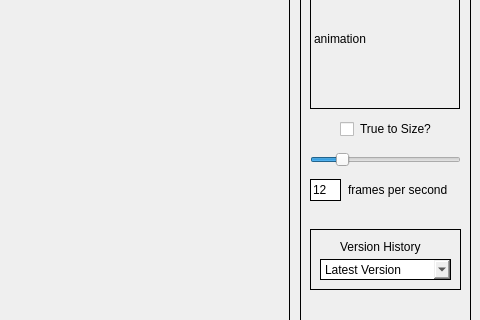
Before: the Qt Designer form mainwindow.ui in JsnTheAzn/sprite-editor, drawn with Qt 5; both pictures show x 320 to 800 and y 101 to 421 of the 800 by 600 pixel window.
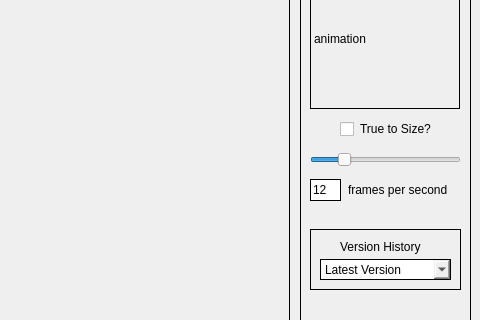
After: the same form once the commit is applied. Icons and pictures are not drawn.

Commit message: Added tooltips to all relevant ui components.

What changed in the file:
```diff
--- a/mainwindow.ui
+++ b/mainwindow.ui
@@ -350,7 +350,7 @@
       <string notr="true">border: none</string>
      </property>
      <property name="minimum">
-      <number>1</number>
+      <number>0</number>
      </property>
      <property name="maximum">
       <number>60</number>
```
Left out of the diff: 64 changed lines with no effect on the pictures. The commit also changes 2 other files.
